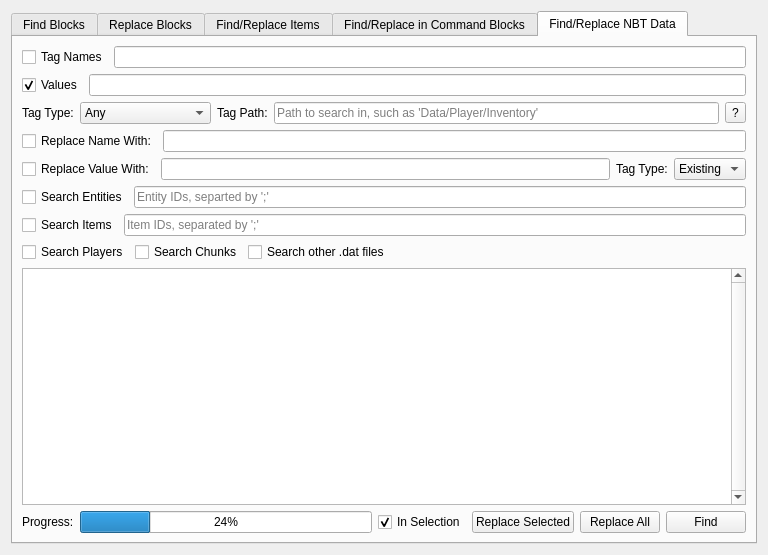
Old version of the form src/mcedit2/ui/find_replace.ui in the repository mcedit/mcedit2.
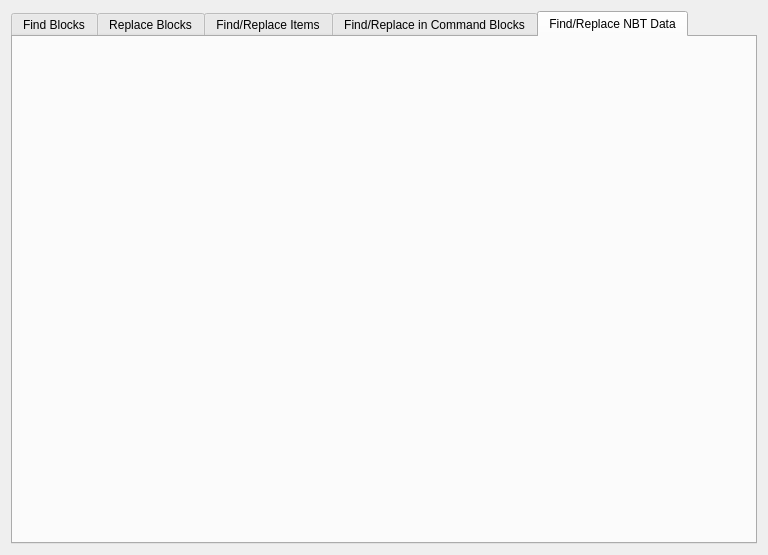
New version of the form. The open tabs and pages were chosen to show the change.

Commit message: NBT find/replace just barely works now. Separate NBT tab out of find_replace.ui into its own ui file.

What changed in the file:
```diff
--- a/src/mcedit2/ui/find_replace.ui
+++ b/src/mcedit2/ui/find_replace.ui
@@ -105,372 +105,6 @@
       <attribute name="title">
        <string>Find/Replace NBT Data</string>
       </attribute>
-      <layout class="QVBoxLayout" name="verticalLayout_2">
-       <item>
-        <layout class="QHBoxLayout" name="horizontalLayout_2">
-         <item>
-          <widget class="QCheckBox" name="tagNamesButton">
-           <property name="text">
-            <string>Tag Names</string>
-           </property>
-          </widget>
-         </item>
-         <item>
-          <widget class="QLineEdit" name="nameField"/>
-         </item>
-        </layout>
-       </item>
-       <item>
-        <layout class="QHBoxLayout" name="horizontalLayout_5">
-         <item>
-          <widget class="QCheckBox" name="valueCheckbox">
-           <property name="text">
-            <string>Values</string>
-           </property>
-           <property name="checked">
-            <bool>true</bool>
-           </property>
-          </widget>
-         </item>
-         <item>
-          <widget class="QLineEdit" name="valueField"/>
-         </item>
-        </layout>
-       </item>
-       <item>
-        <layout class="QHBoxLayout" name="horizontalLayout_3">
-         <item>
-          <widget class="QLabel" name="label_2">
-           <property name="text">
-            <string>Tag Type:</string>
-           </property>
-          </widget>
-         </item>
-         <item>
-          <widget class="QComboBox" name="tagTypeComboBox">
-           <item>
-            <property name="text">
-             <string>Any</string>
-            </property>
-           </item>
-           <item>
-            <property name="text">
-             <string>Any Numeric</string>
-            </property>
-           </item>
-           <item>
-            <property name="text">
-             <string>Any Integer</string>
-            </property>
-           </item>
-           <item>
-            <property name="text">
-             <string>Any Floating-Point</string>
-            </property>
-           </item>
-           <item>
-            <property name="text">
-             <string>Any Array</string>
-            </property>
-           </item>
-           <item>
-            <property name="text">
-             <string>String</string>
-            </property>
-           </item>
-           <item>
-            <property name="text">
-             <string>Byte</string>
-            </property>
-           </item>
-           <item>
-            <property name="text">
-             <string>Short</string>
-            </property>
-           </item>
-           <item>
-            <property name="text">
-             <string>Int</string>
-            </property>
-           </item>
-           <item>
-            <property name="text">
-             <string>Long</string>
-            </property>
-           </item>
-           <item>
-            <property name="text">
-             <string>Float</string>
-            </property>
-           </item>
-           <item>
-            <property name="text">
-             <string>Double</string>
-            </property>
-           </item>
-           <item>
-            <property name="text">
-             <string>List</string>
-            </property>
-           </item>
-           <item>
-            <property name="text">
-             <string>Compound</string>
-            </property>
-           </item>
-           <item>
-            <property name="text">
-             <string>Byte Array</string>
-            </property>
-           </item>
-           <item>
-            <property name="text">
-             <string>Int Array</string>
-            </property>
-           </item>
-           <item>
-            <property name="text">
-             <string>Short Array</string>
-            </property>
-           </item>
-          </widget>
-         </item>
-         <item>
-          <widget class="QLabel" name="label_3">
-           <property name="text">
-            <string>Tag Path:</string>
-           </property>
-          </widget>
-         </item>
-         <item>
-          <widget class="QLineEdit" name="tagPathBox">
-           <property name="placeholderText">
-            <string>Path to search in, such as 'Data/Player/Inventory'</string>
-           </property>
-          </widget>
-         </item>
-         <item>
-          <widget class="QToolButton" name="tagPathHelpButton">
-           <property name="text">
-            <string>?</string>
-           </property>
-          </widget>
-         </item>
-        </layout>
-       </item>
-       <item>
-        <layout class="QHBoxLayout" name="horizontalLayout_24">
-         <item>
-          <widget class="QCheckBox" name="replaceNameCheckbox">
-           <property name="text">
-            <string>Replace Name With:</string>
-           </property>
-          </widget>
-         </item>
-         <item>
-          <widget class="QLineEdit" name="replaceNameField"/>
-         </item>
-        </layout>
-       </item>
-       <item>
-        <layout class="QHBoxLayout" name="horizontalLayout">
-         <item>
-          <widget class="QCheckBox" name="replaceValueCheckbox">
-           <property name="text">
-            <string>Replace Value With:</string>
-           </property>
-          </widget>
-         </item>
-         <item>
-          <widget class="QLineEdit" name="replaceValueField"/>
-         </item>
-         <item>
-          <widget class="QLabel" name="label_5">
-           <property name="text">
-            <string>Tag Type:</string>
-           </property>
-          </widget>
-         </item>
-         <item>
-          <widget class="QComboBox" name="replaceTagTypeWithComboBox">
-           <item>
-            <property name="text">
-             <string>Existing</string>
-            </property>
-           </item>
-           <item>
-            <property name="text">
-             <string>String</string>
-            </property>
-           </item>
-           <item>
-            <property name="text">
-             <string>Byte</string>
-            </property>
-           </item>
-           <item>
-            <property name="text">
-             <string>Short</string>
-            </property>
-           </item>
-           <item>
-            <property name="text">
-             <string>Int</string>
-            </property>
-           </item>
-           <item>
-            <property name="text">
-             <string>Long</string>
-            </property>
-           </item>
-           <item>
-            <property name="text">
-             <string>Float</string>
-            </property>
-           </item>
-           <item>
-            <property name="text">
-             <string>Double</string>
-            </property>
-           </item>
-          </widget>
-         </item>
-        </layout>
-       </item>
-       <item>
-        <layout class="QHBoxLayout" name="horizontalLayout_13">
-         <item>
-          <widget class="QCheckBox" name="searchEntitiesCheckbox">
-           <property name="text">
-            <string>Search Entities</string>
-           </property>
-          </widget>
-         </item>
-         <item>
-          <widget class="QLineEdit" name="entityIDField">
-           <property name="placeholderText">
-            <string>Entity IDs, separted by ';'</string>
-           </property>
-          </widget>
-         </item>
-        </layout>
-       </item>
-       <item>
-        <layout class="QHBoxLayout" name="horizontalLayout_11">
-         <item>
-          <widget class="QCheckBox" name="searchItemsCheckbox">
-           <property name="text">
-            <string>Search Items</string>
-           </property>
-          </widget>
-         </item>
-         <item>
-          <widget class="QLineEdit" name="itemIDField">
-           <property name="placeholderText">
-            <string>Item IDs, separated by ';'</string>
-           </property>
-          </widget>
-         </item>
-        </layout>
-       </item>
-       <item>
-        <layout class="QHBoxLayout" name="horizontalLayout_14">
-         <item>
-          <widget class="QCheckBox" name="searchPlayersCheckbox">
-           <property name="text">
-            <string>Search Players</string>
-           </property>
-          </widget>
-         </item>
-         <item>
-          <widget class="QCheckBox" name="searchChunksCheckbox">
-           <property name="text">
-            <string>Search Chunks</string>
-           </property>
-          </widget>
-         </item>
-         <item>
-          <widget class="QCheckBox" name="searchOtherDatsCheckbox">
-           <property name="text">
-            <string>Search other .dat files</string>
-           </property>
-          </widget>
-         </item>
-         <item>
-          <spacer name="horizontalSpacer_4">
-           <property name="orientation">
-            <enum>Qt::Horizontal</enum>
-           </property>
-           <property name="sizeHint" stdset="0">
-            <size>
-             <width>40</width>
-             <height>20</height>
-            </size>
-           </property>
-          </spacer>
-         </item>
-        </layout>
-       </item>
-       <item>
-        <widget class="QTableView" name="nbtResultsView">
-         <property name="verticalScrollBarPolicy">
-          <enum>Qt::ScrollBarAlwaysOn</enum>
-         </property>
-        </widget>
-       </item>
-       <item>
-        <layout class="QHBoxLayout" name="horizontalLayout_12">
-         <item>
-          <widget class="QLabel" name="label">
-           <property name="text">
-            <string>Progress:</string>
-           </property>
-          </widget>
-         </item>
-         <item>
-          <widget class="QProgressBar" name="nbtProgressBar">
-           <property name="value">
-            <number>24</number>
-           </property>
-          </widget>
-         </item>
-         <item>
-          <widget class="QCheckBox" name="nbtInSelectionCheckbox">
-           <property name="text">
-            <string>In Selection</string>
-           </property>
-           <property name="checkable">
-            <bool>true</bool>
-           </property>
-           <property name="checked">
-            <bool>true</bool>
-           </property>
-          </widget>
-         </item>
-         <item>
-          <widget class="QPushButton" name="nbtReplaceSelectedButton">
-           <property name="text">
-            <string>Replace Selected</string>
-           </property>
-          </widget>
-         </item>
-         <item>
-          <widget class="QPushButton" name="nbtReplaceAllButton">
-           <property name="text">
-            <string>Replace All</string>
-           </property>
-          </widget>
-         </item>
-         <item>
-          <widget class="QPushButton" name="nbtFindButton">
-           <property name="text">
-            <string>Find</string>
-           </property>
-          </widget>
-         </item>
-        </layout>
-       </item>
-      </layout>
      </widget>
     </widget>
    </item>
```
Left out of the diff: 10 changed lines with no effect on the pictures. The commit also changes 2 other files.
